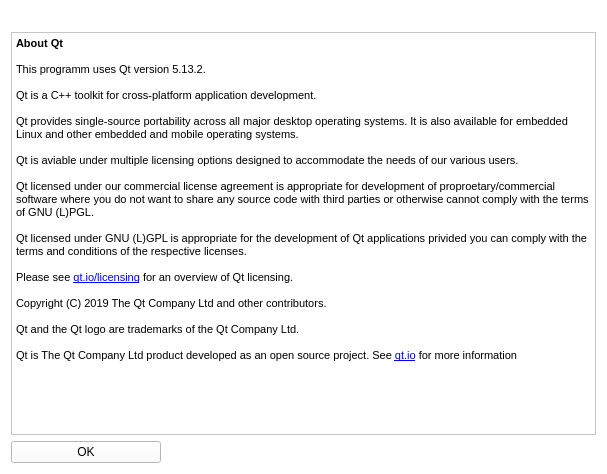
The window that ui/QtInfo.ui (DominikK0702/HU-Sledge-Graph) describes before a commit, drawn with Qt 5.
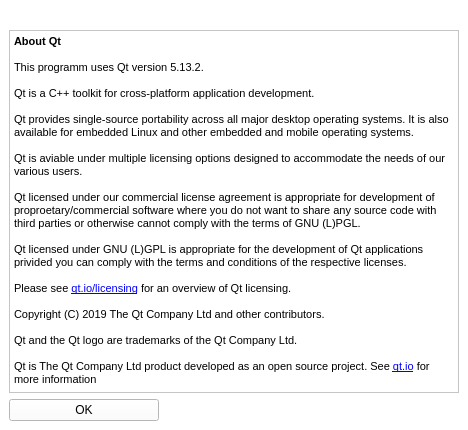
The same window after the commit. Icons and pictures are not drawn.

```diff
--- a/ui/QtInfo.ui
+++ b/ui/QtInfo.ui
@@ -1,21 +1,22 @@
 <?xml version="1.0" encoding="UTF-8"?>
 <ui version="4.0">
- <class>Form</class>
- <widget class="QWidget" name="Form">
+ <class>QtInfo</class>
+ <widget class="QMainWindow" name="QtInfo">
   <property name="geometry">
    <rect>
     <x>0</x>
     <y>0</y>
-    <width>607</width>
-    <height>474</height>
+    <width>468</width>
+    <height>430</height>
    </rect>
   </property>
   <property name="windowTitle">
    <string>About Qt</string>
   </property>
   <property name="styleSheet">
-   <string notr="true">background-color: #ffffff</string>
+   <string notr="true">background-color: rgb(255, 255, 255);</string>
   </property>
+  <widget class="QWidget" name="centralwidget">
   <layout class="QVBoxLayout" name="verticalLayout">
    <item>
     <layout class="QVBoxLayout" name="verticalLayout_2">
@@ -56,28 +57,28 @@
         <string>&lt;!DOCTYPE HTML PUBLIC &quot;-//W3C//DTD HTML 4.0//EN&quot; &quot;http://www.w3.org/TR/REC-html40/strict.dtd&quot;&gt;
 &lt;html&gt;&lt;head&gt;&lt;meta name=&quot;qrichtext&quot; content=&quot;1&quot; /&gt;&lt;style type=&quot;text/css&quot;&gt;
 p, li { white-space: pre-wrap; }
-&lt;/style&gt;&lt;/head&gt;&lt;body style=&quot; font-family:'MS Shell Dlg 2'; font-size:8.25pt; font-weight:400; font-style:normal;&quot;&gt;
-&lt;p style=&quot; margin-top:0px; margin-bottom:0px; margin-left:0px; margin-right:0px; -qt-block-indent:0; text-indent:0px;&quot;&gt;&lt;span style=&quot; font-family:'MS Shell Dlg 2'; font-weight:600;&quot;&gt;About Qt&lt;/span&gt;&lt;/p&gt;
-&lt;p style=&quot;-qt-paragraph-type:empty; margin-top:0px; margin-bottom:0px; margin-left:0px; margin-right:0px; -qt-block-indent:0; text-indent:0px; font-family:'MS Shell Dlg 2'; font-weight:600;&quot;&gt;&lt;br /&gt;&lt;/p&gt;
-&lt;p style=&quot; margin-top:0px; margin-bottom:0px; margin-left:0px; margin-right:0px; -qt-block-indent:0; text-indent:0px;&quot;&gt;&lt;span style=&quot; font-family:'MS Shell Dlg 2';&quot;&gt;This programm uses Qt version 5.13.2.&lt;/span&gt;&lt;/p&gt;
-&lt;p style=&quot;-qt-paragraph-type:empty; margin-top:0px; margin-bottom:0px; margin-left:0px; margin-right:0px; -qt-block-indent:0; text-indent:0px; font-family:'MS Shell Dlg 2';&quot;&gt;&lt;br /&gt;&lt;/p&gt;
-&lt;p style=&quot; margin-top:0px; margin-bottom:0px; margin-left:0px; margin-right:0px; -qt-block-indent:0; text-indent:0px;&quot;&gt;&lt;span style=&quot; font-family:'MS Shell Dlg 2';&quot;&gt;Qt is a C++ toolkit for cross-platform application development.&lt;/span&gt;&lt;/p&gt;
-&lt;p style=&quot;-qt-paragraph-type:empty; margin-top:0px; margin-bottom:0px; margin-left:0px; margin-right:0px; -qt-block-indent:0; text-indent:0px; font-family:'MS Shell Dlg 2';&quot;&gt;&lt;br /&gt;&lt;/p&gt;
-&lt;p style=&quot; margin-top:0px; margin-bottom:0px; margin-left:0px; margin-right:0px; -qt-block-indent:0; text-indent:0px;&quot;&gt;&lt;span style=&quot; font-family:'MS Shell Dlg 2';&quot;&gt;Qt provides single-source portability across all major desktop operating systems. It is also available for embedded Linux and other embedded and mobile operating systems.&lt;/span&gt;&lt;/p&gt;
-&lt;p style=&quot;-qt-paragraph-type:empty; margin-top:0px; margin-bottom:0px; margin-left:0px; margin-right:0px; -qt-block-indent:0; text-indent:0px; font-family:'MS Shell Dlg 2';&quot;&gt;&lt;br /&gt;&lt;/p&gt;
-&lt;p style=&quot; margin-top:0px; margin-bottom:0px; margin-left:0px; margin-right:0px; -qt-block-indent:0; text-indent:0px;&quot;&gt;&lt;span style=&quot; font-family:'MS Shell Dlg 2';&quot;&gt;Qt is aviable under multiple licensing options designed to accommodate the needs of our various users.&lt;/span&gt;&lt;/p&gt;
-&lt;p style=&quot;-qt-paragraph-type:empty; margin-top:0px; margin-bottom:0px; margin-left:0px; margin-right:0px; -qt-block-indent:0; text-indent:0px; font-family:'MS Shell Dlg 2';&quot;&gt;&lt;br /&gt;&lt;/p&gt;
-&lt;p style=&quot; margin-top:0px; margin-bottom:0px; margin-left:0px; margin-right:0px; -qt-block-indent:0; text-indent:0px;&quot;&gt;&lt;span style=&quot; font-family:'MS Shell Dlg 2';&quot;&gt;Qt licensed under our commercial license agreement is appropriate for development of proproetary/commercial software where you do not want to share any source code with third parties or otherwise cannot comply with the terms of GNU (L)PGL.&lt;/span&gt;&lt;/p&gt;
-&lt;p style=&quot;-qt-paragraph-type:empty; margin-top:0px; margin-bottom:0px; margin-left:0px; margin-right:0px; -qt-block-indent:0; text-indent:0px; font-family:'MS Shell Dlg 2';&quot;&gt;&lt;br /&gt;&lt;/p&gt;
-&lt;p style=&quot; margin-top:0px; margin-bottom:0px; margin-left:0px; margin-right:0px; -qt-block-indent:0; text-indent:0px;&quot;&gt;&lt;span style=&quot; font-family:'MS Shell Dlg 2';&quot;&gt;Qt licensed under GNU (L)GPL is appropriate for the development of Qt applications privided you can comply with the terms and conditions of the respective licenses.&lt;/span&gt;&lt;/p&gt;
-&lt;p style=&quot;-qt-paragraph-type:empty; margin-top:0px; margin-bottom:0px; margin-left:0px; margin-right:0px; -qt-block-indent:0; text-indent:0px; font-family:'MS Shell Dlg 2';&quot;&gt;&lt;br /&gt;&lt;/p&gt;
-&lt;p style=&quot; margin-top:0px; margin-bottom:0px; margin-left:0px; margin-right:0px; -qt-block-indent:0; text-indent:0px;&quot;&gt;&lt;span style=&quot; font-family:'MS Shell Dlg 2';&quot;&gt;Please see &lt;/span&gt;&lt;a href=&quot;https://qt.io/licensing&quot;&gt;&lt;span style=&quot; font-family:'MS Shell Dlg 2'; font-size:8pt; text-decoration: underline; color:#0000ff;&quot;&gt;qt.io/licensing&lt;/span&gt;&lt;/a&gt;&lt;span style=&quot; font-family:'MS Shell Dlg 2';&quot;&gt; for an overview of Qt licensing.&lt;/span&gt;&lt;/p&gt;
-&lt;p style=&quot;-qt-paragraph-type:empty; margin-top:0px; margin-bottom:0px; margin-left:0px; margin-right:0px; -qt-block-indent:0; text-indent:0px; font-family:'MS Shell Dlg 2';&quot;&gt;&lt;br /&gt;&lt;/p&gt;
-&lt;p style=&quot; margin-top:0px; margin-bottom:0px; margin-left:0px; margin-right:0px; -qt-block-indent:0; text-indent:0px;&quot;&gt;&lt;span style=&quot; font-family:'MS Shell Dlg 2';&quot;&gt;Copyright (C) 2019 The Qt Company Ltd and other contributors.&lt;/span&gt;&lt;/p&gt;
-&lt;p style=&quot;-qt-paragraph-type:empty; margin-top:0px; margin-bottom:0px; margin-left:0px; margin-right:0px; -qt-block-indent:0; text-indent:0px; font-family:'MS Shell Dlg 2';&quot;&gt;&lt;br /&gt;&lt;/p&gt;
-&lt;p style=&quot; margin-top:0px; margin-bottom:0px; margin-left:0px; margin-right:0px; -qt-block-indent:0; text-indent:0px;&quot;&gt;&lt;span style=&quot; font-family:'MS Shell Dlg 2';&quot;&gt;Qt and the Qt logo are trademarks of the Qt Company Ltd.&lt;/span&gt;&lt;/p&gt;
-&lt;p style=&quot;-qt-paragraph-type:empty; margin-top:0px; margin-bottom:0px; margin-left:0px; margin-right:0px; -qt-block-indent:0; text-indent:0px; font-family:'MS Shell Dlg 2';&quot;&gt;&lt;br /&gt;&lt;/p&gt;
-&lt;p style=&quot; margin-top:0px; margin-bottom:0px; margin-left:0px; margin-right:0px; -qt-block-indent:0; text-indent:0px;&quot;&gt;&lt;span style=&quot; font-family:'MS Shell Dlg 2';&quot;&gt;Qt is The Qt Company Ltd product developed as an open source project. See &lt;/span&gt;&lt;a href=&quot;https://qt.io&quot;&gt;&lt;span style=&quot; font-family:'MS Shell Dlg 2'; font-size:8pt; text-decoration: underline; color:#0000ff;&quot;&gt;qt.io&lt;/span&gt;&lt;/a&gt;&lt;span style=&quot; font-family:'MS Shell Dlg 2';&quot;&gt; for more information&lt;/span&gt;&lt;/p&gt;&lt;/body&gt;&lt;/html&gt;</string>
+&lt;/style&gt;&lt;/head&gt;&lt;body style=&quot; font-family:'MS Shell Dlg 2'; font-size:8pt; font-weight:400; font-style:normal;&quot;&gt;
+&lt;p style=&quot; margin-top:0px; margin-bottom:0px; margin-left:0px; margin-right:0px; -qt-block-indent:0; text-indent:0px;&quot;&gt;&lt;span style=&quot; font-family:'MS Shell Dlg 2'; font-size:8.25pt; font-weight:600;&quot;&gt;About Qt&lt;/span&gt;&lt;/p&gt;
+&lt;p style=&quot;-qt-paragraph-type:empty; margin-top:0px; margin-bottom:0px; margin-left:0px; margin-right:0px; -qt-block-indent:0; text-indent:0px; font-family:'MS Shell Dlg 2'; font-size:8.25pt; font-weight:600;&quot;&gt;&lt;br /&gt;&lt;/p&gt;
+&lt;p style=&quot; margin-top:0px; margin-bottom:0px; margin-left:0px; margin-right:0px; -qt-block-indent:0; text-indent:0px;&quot;&gt;&lt;span style=&quot; font-family:'MS Shell Dlg 2'; font-size:8.25pt;&quot;&gt;This programm uses Qt version 5.13.2.&lt;/span&gt;&lt;/p&gt;
+&lt;p style=&quot;-qt-paragraph-type:empty; margin-top:0px; margin-bottom:0px; margin-left:0px; margin-right:0px; -qt-block-indent:0; text-indent:0px; font-family:'MS Shell Dlg 2'; font-size:8.25pt;&quot;&gt;&lt;br /&gt;&lt;/p&gt;
+&lt;p style=&quot; margin-top:0px; margin-bottom:0px; margin-left:0px; margin-right:0px; -qt-block-indent:0; text-indent:0px;&quot;&gt;&lt;span style=&quot; font-family:'MS Shell Dlg 2'; font-size:8.25pt;&quot;&gt;Qt is a C++ toolkit for cross-platform application development.&lt;/span&gt;&lt;/p&gt;
+&lt;p style=&quot;-qt-paragraph-type:empty; margin-top:0px; margin-bottom:0px; margin-left:0px; margin-right:0px; -qt-block-indent:0; text-indent:0px; font-family:'MS Shell Dlg 2'; font-size:8.25pt;&quot;&gt;&lt;br /&gt;&lt;/p&gt;
+&lt;p style=&quot; margin-top:0px; margin-bottom:0px; margin-left:0px; margin-right:0px; -qt-block-indent:0; text-indent:0px;&quot;&gt;&lt;span style=&quot; font-family:'MS Shell Dlg 2'; font-size:8.25pt;&quot;&gt;Qt provides single-source portability across all major desktop operating systems. It is also available for embedded Linux and other embedded and mobile operating systems.&lt;/span&gt;&lt;/p&gt;
+&lt;p style=&quot;-qt-paragraph-type:empty; margin-top:0px; margin-bottom:0px; margin-left:0px; margin-right:0px; -qt-block-indent:0; text-indent:0px; font-family:'MS Shell Dlg 2'; font-size:8.25pt;&quot;&gt;&lt;br /&gt;&lt;/p&gt;
+&lt;p style=&quot; margin-top:0px; margin-bottom:0px; margin-left:0px; margin-right:0px; -qt-block-indent:0; text-indent:0px;&quot;&gt;&lt;span style=&quot; font-family:'MS Shell Dlg 2'; font-size:8.25pt;&quot;&gt;Qt is aviable under multiple licensing options designed to accommodate the needs of our various users.&lt;/span&gt;&lt;/p&gt;
+&lt;p style=&quot;-qt-paragraph-type:empty; margin-top:0px; margin-bottom:0px; margin-left:0px; margin-right:0px; -qt-block-indent:0; text-indent:0px; font-family:'MS Shell Dlg 2'; font-size:8.25pt;&quot;&gt;&lt;br /&gt;&lt;/p&gt;
+&lt;p style=&quot; margin-top:0px; margin-bottom:0px; margin-left:0px; margin-right:0px; -qt-block-indent:0; text-indent:0px;&quot;&gt;&lt;span style=&quot; font-family:'MS Shell Dlg 2'; font-size:8.25pt;&quot;&gt;Qt licensed under our commercial license agreement is appropriate for development of proproetary/commercial software where you do not want to share any source code with third parties or otherwise cannot comply with the terms of GNU (L)PGL.&lt;/span&gt;&lt;/p&gt;
+&lt;p style=&quot;-qt-paragraph-type:empty; margin-top:0px; margin-bottom:0px; margin-left:0px; margin-right:0px; -qt-block-indent:0; text-indent:0px; font-family:'MS Shell Dlg 2'; font-size:8.25pt;&quot;&gt;&lt;br /&gt;&lt;/p&gt;
+&lt;p style=&quot; margin-top:0px; margin-bottom:0px; margin-left:0px; margin-right:0px; -qt-block-indent:0; text-indent:0px;&quot;&gt;&lt;span style=&quot; font-family:'MS Shell Dlg 2'; font-size:8.25pt;&quot;&gt;Qt licensed under GNU (L)GPL is appropriate for the development of Qt applications privided you can comply with the terms and conditions of the respective licenses.&lt;/span&gt;&lt;/p&gt;
+&lt;p style=&quot;-qt-paragraph-type:empty; margin-top:0px; margin-bottom:0px; margin-left:0px; margin-right:0px; -qt-block-indent:0; text-indent:0px; font-family:'MS Shell Dlg 2'; font-size:8.25pt;&quot;&gt;&lt;br /&gt;&lt;/p&gt;
+&lt;p style=&quot; margin-top:0px; margin-bottom:0px; margin-left:0px; margin-right:0px; -qt-block-indent:0; text-indent:0px;&quot;&gt;&lt;span style=&quot; font-family:'MS Shell Dlg 2'; font-size:8.25pt;&quot;&gt;Please see &lt;/span&gt;&lt;a href=&quot;https://qt.io/licensing&quot;&gt;&lt;span style=&quot; font-family:'MS Shell Dlg 2'; text-decoration: underline; color:#0000ff;&quot;&gt;qt.io/licensing&lt;/span&gt;&lt;/a&gt;&lt;span style=&quot; font-family:'MS Shell Dlg 2'; font-size:8.25pt;&quot;&gt; for an overview of Qt licensing.&lt;/span&gt;&lt;/p&gt;
+&lt;p style=&quot;-qt-paragraph-type:empty; margin-top:0px; margin-bottom:0px; margin-left:0px; margin-right:0px; -qt-block-indent:0; text-indent:0px; font-family:'MS Shell Dlg 2'; font-size:8.25pt;&quot;&gt;&lt;br /&gt;&lt;/p&gt;
+&lt;p style=&quot; margin-top:0px; margin-bottom:0px; margin-left:0px; margin-right:0px; -qt-block-indent:0; text-indent:0px;&quot;&gt;&lt;span style=&quot; font-family:'MS Shell Dlg 2'; font-size:8.25pt;&quot;&gt;Copyright (C) 2019 The Qt Company Ltd and other contributors.&lt;/span&gt;&lt;/p&gt;
+&lt;p style=&quot;-qt-paragraph-type:empty; margin-top:0px; margin-bottom:0px; margin-left:0px; margin-right:0px; -qt-block-indent:0; text-indent:0px; font-family:'MS Shell Dlg 2'; font-size:8.25pt;&quot;&gt;&lt;br /&gt;&lt;/p&gt;
+&lt;p style=&quot; margin-top:0px; margin-bottom:0px; margin-left:0px; margin-right:0px; -qt-block-indent:0; text-indent:0px;&quot;&gt;&lt;span style=&quot; font-family:'MS Shell Dlg 2'; font-size:8.25pt;&quot;&gt;Qt and the Qt logo are trademarks of the Qt Company Ltd.&lt;/span&gt;&lt;/p&gt;
+&lt;p style=&quot;-qt-paragraph-type:empty; margin-top:0px; margin-bottom:0px; margin-left:0px; margin-right:0px; -qt-block-indent:0; text-indent:0px; font-family:'MS Shell Dlg 2'; font-size:8.25pt;&quot;&gt;&lt;br /&gt;&lt;/p&gt;
+&lt;p style=&quot; margin-top:0px; margin-bottom:0px; margin-left:0px; margin-right:0px; -qt-block-indent:0; text-indent:0px;&quot;&gt;&lt;span style=&quot; font-family:'MS Shell Dlg 2'; font-size:8.25pt;&quot;&gt;Qt is The Qt Company Ltd product developed as an open source project. See &lt;/span&gt;&lt;a href=&quot;https://qt.io&quot;&gt;&lt;span style=&quot; font-family:'MS Shell Dlg 2'; text-decoration: underline; color:#0000ff;&quot;&gt;qt.io&lt;/span&gt;&lt;/a&gt;&lt;span style=&quot; font-family:'MS Shell Dlg 2'; font-size:8.25pt;&quot;&gt; for more information&lt;/span&gt;&lt;/p&gt;&lt;/body&gt;&lt;/html&gt;</string>
        </property>
       </widget>
      </item>
@@ -98,6 +99,7 @@
    </item>
   </layout>
  </widget>
+ </widget>
  <resources/>
  <connections/>
 </ui>
```
Left out of the diff: 21 changed lines with no effect on the pictures. Lines whose indentation alone changed are shown as unchanged.
